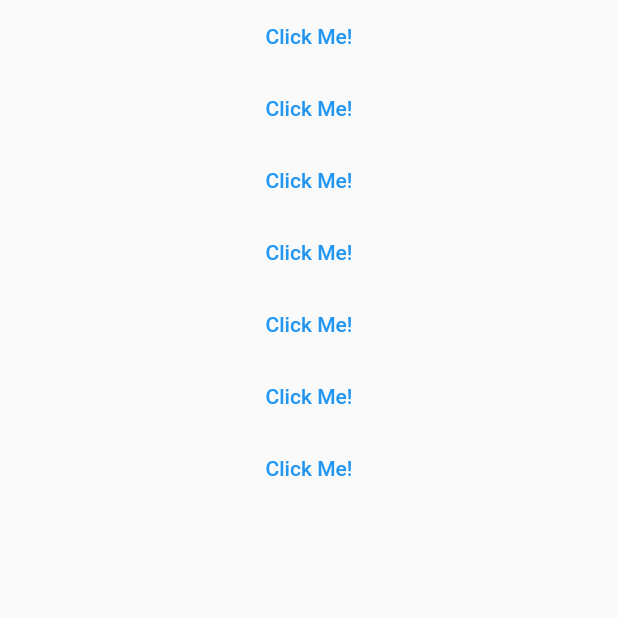
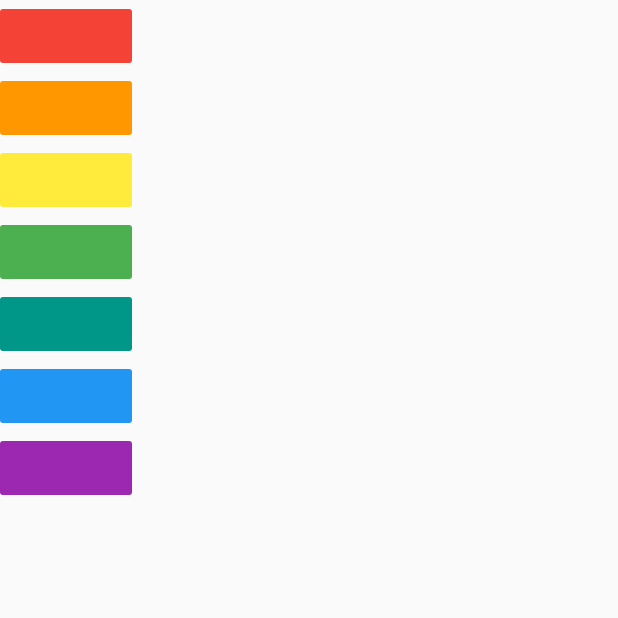
Before and after one commit to rahul07sharmars/xylophone-flutter, a Flutter app: the screen it shows after launch, on a phone screen of 412 x 824 dp, the top half of it. Run offline on Flutter 3.47's test engine with Material 2 defaults, Android fonts, the phone set to English and light mode, and no system bars; our stand-ins replace audioplayers.

```diff
--- a/xylophone/lib/main.dart
+++ b/xylophone/lib/main.dart
@@ -7,6 +7,12 @@ void main() {
 
 class MyApp extends StatelessWidget {
   // This widget is the root of your application.
+  //function
+  void playSound(int soundNumber) {
+    final player = AudioCache();
+    player.play('note$soundNumber.wav');
+  }
+
   @override
   Widget build(BuildContext context) {
     return MaterialApp(
@@ -14,68 +20,46 @@ class MyApp extends StatelessWidget {
         body: SafeArea(
             child: Column(
           children: [
-            TextButton(
+            FlatButton(
+              color: Colors.red,
               onPressed: () {
-                final player = AudioCache();
-                player.play('note1.wav');
+                playSound(1);
               },
-              child: Center(
-                child: Text('Click Me!'),
-              ),
             ),
-            TextButton(
+            FlatButton(
+                color: Colors.orange,
+                onPressed: () {
+                  playSound(2);
+                }),
+            FlatButton(
+              color: Colors.yellow,
               onPressed: () {
-                final player = AudioCache();
-                player.play('note2.wav');
+                playSound(3);
               },
-              child: Center(
-                child: Text('Click Me!'),
-              ),
             ),
-            TextButton(
+            FlatButton(
+              color: Colors.green,
               onPressed: () {
-                final player = AudioCache();
-                player.play('note3.wav');
+               playSound(4);
               },
-              child: Center(
-                child: Text('Click Me!'),
-              ),
             ),
-            TextButton(
+            FlatButton(
+              color: Colors.teal,
               onPressed: () {
-                final player = AudioCache();
-                player.play('note4.wav');
+                playSound(5);
               },
-              child: Center(
-                child: Text('Click Me!'),
-              ),
             ),
-            TextButton(
+            FlatButton(
+              color: Colors.blue,
               onPressed: () {
-                final player = AudioCache();
-                player.play('note5.wav');
+                playSound(6);
               },
-              child: Center(
-                child: Text('Click Me!'),
-              ),
             ),
-            TextButton(
+            FlatButton(
+              color: Colors.purple,
               onPressed: () {
-                final player = AudioCache();
-                player.play('note6.wav');
+                playSound(7);
               },
-              child: Center(
-                child: Text('Click Me!'),
-              ),
-            ),
-            TextButton(
-              onPressed: () {
-                final player = AudioCache();
-                player.play('note7.wav');
-              },
-              child: Center(
-                child: Text('Click Me!'),
-              ),
             ),
           ],
         )),
```
